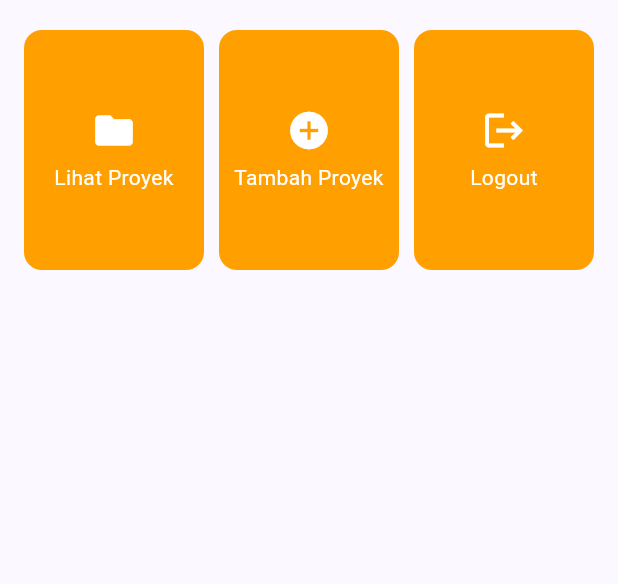
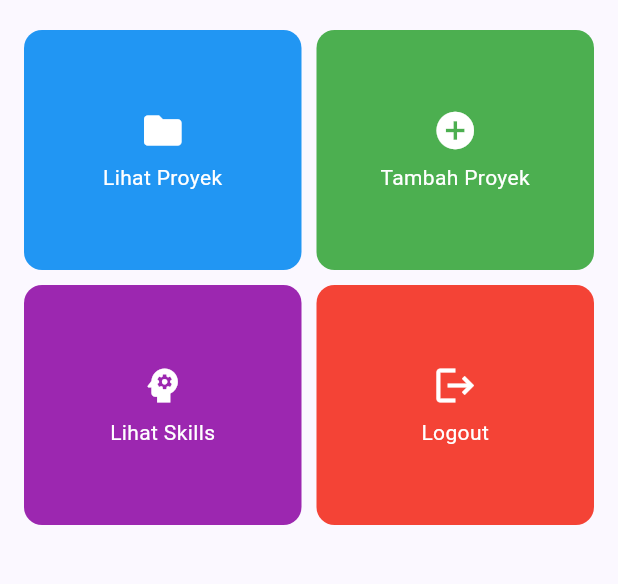
Before and after one commit to RizkiManik-W/myportofolio_mobile, a Flutter app: the screen it shows after launch, on a phone screen of 412 x 824 dp, the part 387-971 px from its top. Run offline on Flutter 3.47's test engine with Material 3 defaults, Android fonts, the phone set to English and light mode, and no system bars.

Commit message:
feat: add Lihat Skills menu card and adapt grid columns to screen width

```diff
--- a/lib/menu.dart
+++ b/lib/menu.dart
@@ -8,9 +8,10 @@ class MyHomePage extends StatelessWidget {
   final String kelas = 'PBP B';
 
   final List<ItemHomepage> items = const [
-    ItemHomepage('Lihat Proyek', Icons.folder),
-    ItemHomepage('Tambah Proyek', Icons.add_circle),
-    ItemHomepage('Logout', Icons.logout),
+    ItemHomepage('Lihat Proyek', Icons.folder, Colors.blue),
+    ItemHomepage('Tambah Proyek', Icons.add_circle, Colors.green),
+    ItemHomepage('Lihat Skills', Icons.psychology, Colors.purple),
+    ItemHomepage('Logout', Icons.logout, Colors.red),
   ];
 
   @override
@@ -51,16 +52,19 @@ class MyHomePage extends StatelessWidget {
                     textAlign: TextAlign.center,
                     style: TextStyle(fontWeight: FontWeight.bold, fontSize: 18),
                   ),
-                  GridView.count(
+                  // Phones get a 2x2 grid, wider screens put all cards in one row.
+                  LayoutBuilder(
+                    builder: (context, constraints) => GridView.count(
                       primary: false,
                       shrinkWrap: true,
                       physics: const NeverScrollableScrollPhysics(),
                       padding: const EdgeInsets.symmetric(vertical: 20),
-                    crossAxisCount: 3,
+                      crossAxisCount: constraints.maxWidth < 600 ? 2 : 4,
                       mainAxisExtent: 160,
                       crossAxisSpacing: 10,
                       mainAxisSpacing: 10,
                       children: items.map((item) => ItemCard(item)).toList(),
+                    ),
                   ),
                 ],
               ),
@@ -97,10 +101,13 @@ class InfoCard extends StatelessWidget {
 }
 
 class ItemHomepage {
-  const ItemHomepage(this.name, this.icon);
+  const ItemHomepage(this.name, this.icon, this.color);
 
   final String name;
   final IconData icon;
+
+  /// Background color of this item's card, so each action is visually distinct.
+  final Color color;
 }
 
 class ItemCard extends StatelessWidget {
@@ -111,7 +118,7 @@ class ItemCard extends StatelessWidget {
   @override
   Widget build(BuildContext context) {
     return Material(
-      color: Theme.of(context).colorScheme.secondary,
+      color: item.color,
       borderRadius: BorderRadius.circular(12),
       clipBehavior: Clip.antiAlias,
       child: InkWell(
```
Also changed, not shown: 1 other file. Lines whose indentation alone changed are shown as unchanged.
